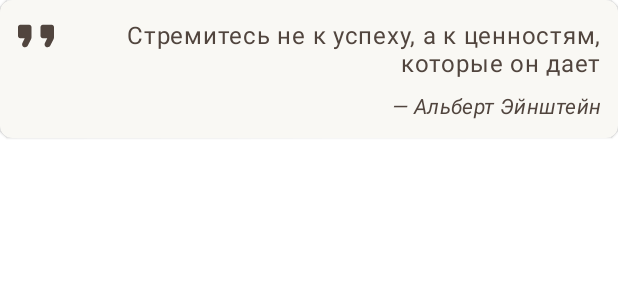
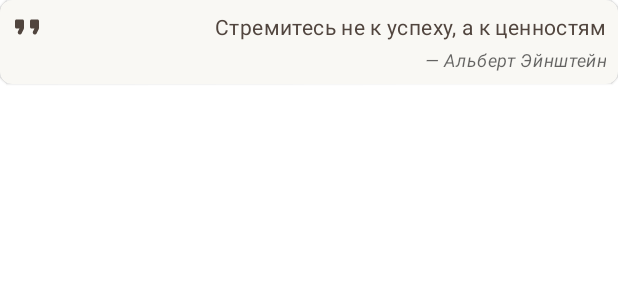
Before and after one commit to flaming565/OTUS-coursework, an Android app: the layout include_quote_layout.xml on its own in the app's theme, with its tools: preview values and no code run, on a phone screen of 412 x 824 dp. Shown: the top 300 px of the screen. Run offline under Robolectric (Android 15) with nearby library versions, the phone set to English and light mode, and no system bars.

Commit message:
Обновила отображение цитаты

```diff
--- a/app/src/main/java/com/amalkina/beautydiary/ui/home/models/QuoteModel.kt
+++ b/app/src/main/java/com/amalkina/beautydiary/ui/home/models/QuoteModel.kt
@@ -4,25 +4,26 @@ import androidx.lifecycle.MutableLiveData
 import androidx.lifecycle.map
 import com.amalkina.beautydiary.ui.common.models.BaseModel
 
-const val MAX_COLLAPSE_QUOTE_SIZE = 60
+const val MAX_COLLAPSE_QUOTE_SIZE = 100
 
 internal open class QuoteModel(
     val quote: String = "",
     var author: String = ""
 ) : BaseModel() {
 
+    val isAuthorShown = author.isNotEmpty()
+
     init {
-        if (author.isNotEmpty())
-            author = "— $author"
+        if (isAuthorShown) author = "— $author"
     }
 
     private val isCardCollapse = MutableLiveData(true)
-    val isAuthorShown = isCardCollapse.map { !it && author.isNotEmpty() }
     val quoteText = isCardCollapse.map {
         if (it && quote.length > MAX_COLLAPSE_QUOTE_SIZE)
             "${quote.substring(0, MAX_COLLAPSE_QUOTE_SIZE).trim()}..."
         else quote
     }
+    val maxLines = isCardCollapse.map { if (it) 2 else 10 }
 
     fun changeCardCollapseMode() {
         isCardCollapse.value?.let {
--- a/app/src/main/res/layout/include_quote_layout.xml
+++ b/app/src/main/res/layout/include_quote_layout.xml
@@ -17,45 +17,49 @@
         app:cardBackgroundColor="@color/card_background_color"
         app:cardCornerRadius="8dp">
 
-        <LinearLayout
+        <RelativeLayout
             android:layout_width="match_parent"
             android:layout_height="wrap_content"
-            android:layout_margin="12dp"
+            android:layout_margin="8dp"
             android:orientation="horizontal">
 
             <androidx.appcompat.widget.AppCompatImageView
-                android:layout_width="36dp"
-                android:layout_height="36dp"
-                android:layout_marginStart="-6dp"
-                android:layout_marginTop="-6dp"
+                android:layout_width="wrap_content"
+                android:layout_height="wrap_content"
+                android:layout_marginStart="-2dp"
+                android:layout_marginTop="-2dp"
                 android:src="@drawable/ic_format_quote" />
 
             <LinearLayout
-                android:layout_width="wrap_content"
+                android:layout_width="match_parent"
                 android:layout_height="wrap_content"
-                android:layout_marginStart="12dp"
+                android:layout_alignParentEnd="true"
+                android:layout_marginStart="32dp"
+                android:gravity="end"
                 android:orientation="vertical">
+
+                <TextView
+                    android:layout_width="wrap_content"
+                    android:layout_height="wrap_content"
+                    android:ellipsize="end"
+                    android:gravity="end"
+                    android:maxLines="@{vm.maxLines}"
+                    android:text="@{vm.quoteText}"
+                    android:textAppearance="?attr/textAppearanceBody2"
+                    tools:text="Стремитесь не к успеху, а к ценностям" />
 
                 <TextView
                     android:layout_width="match_parent"
                     android:layout_height="wrap_content"
-                    android:gravity="end"
-                    android:text="@{vm.quoteText}"
-                    android:textAppearance="?attr/textAppearanceBody1"
-                    tools:text="Стремитесь не к успеху, а к ценностям, которые он дает" />
-
-                <TextView
-                    android:layout_width="match_parent"
-                    android:layout_height="wrap_content"
-                    android:layout_marginTop="8dp"
+                    android:layout_marginTop="4dp"
                     android:gravity="end"
                     android:text="@{vm.author}"
-                    android:textAppearance="?attr/textAppearanceBody2"
+                    android:textAppearance="?attr/textAppearanceCaption"
                     android:textStyle="italic"
                     app:goneIfNot="@{vm.isAuthorShown}"
                     tools:text="— Альберт Эйнштейн" />
 
             </LinearLayout>
-        </LinearLayout>
+        </RelativeLayout>
     </com.google.android.material.card.MaterialCardView>
 </layout>
```
